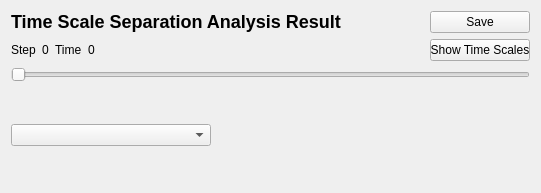
Before: the Qt Designer form copasi/UI/CQTSSAResultSubWidget.ui in copasi/COPASI, drawn with Qt 5.
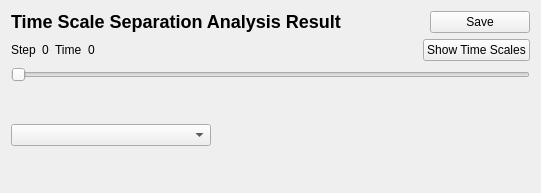
After: the same form once the commit is applied. Custom widgets are drawn as their Qt base class.

Commit message: - issue 2468: don't force maximum size in case some systems need more space

Patch:
```diff
--- a/copasi/UI/CQTSSAResultSubWidget.ui
+++ b/copasi/UI/CQTSSAResultSubWidget.ui
@@ -161,7 +161,7 @@
        </property>
        <property name="maximumSize">
         <size>
-         <width>100</width>
+         <width>16777215</width>
          <height>16777215</height>
         </size>
        </property>
```
Left out of the diff: 2 changed lines with no effect on the pictures.
